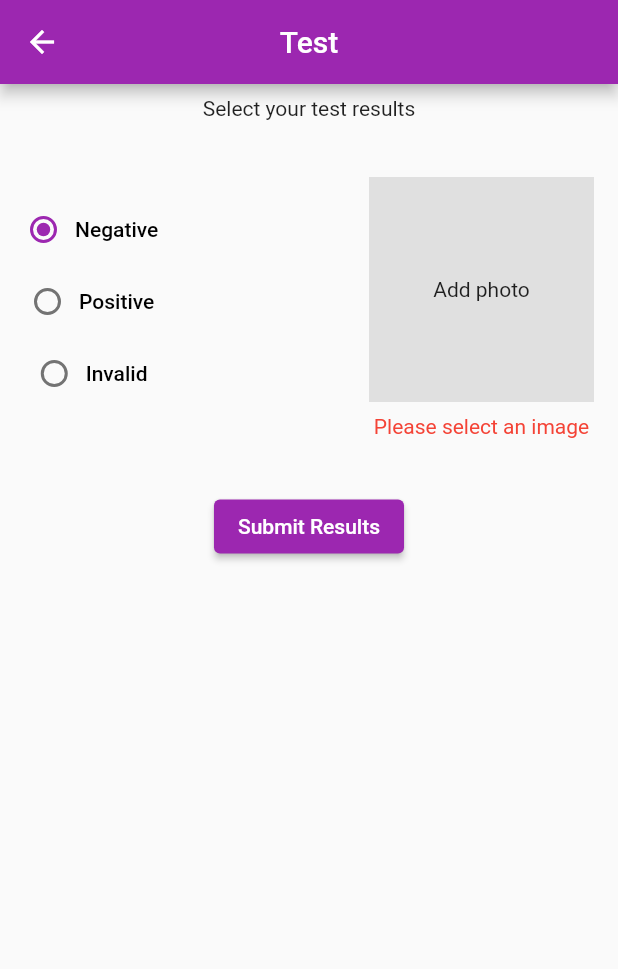
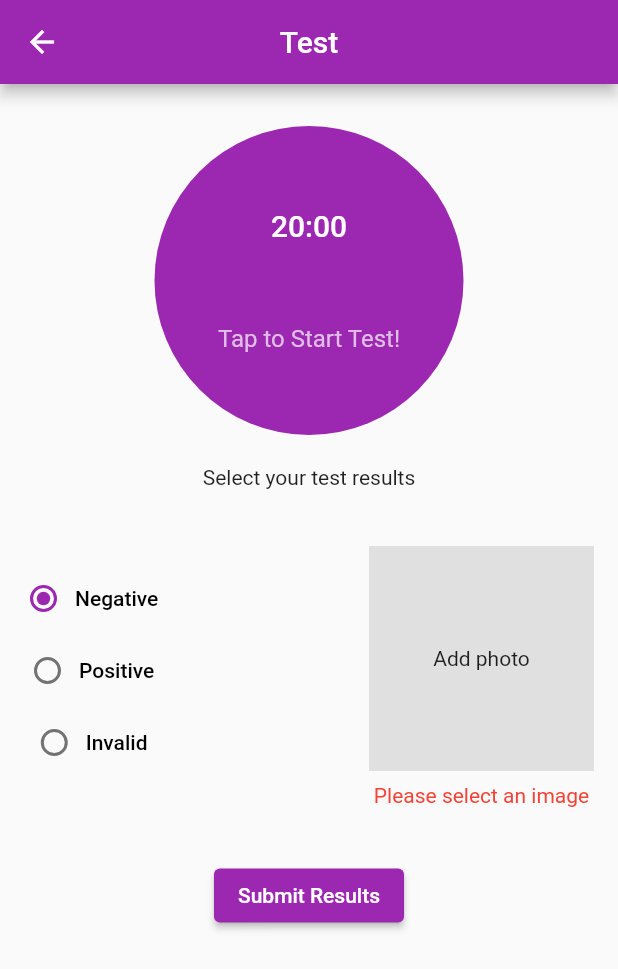
Before and after one commit to CharlesMuchogo/Smart_Test, a Flutter app: the TestPage screen opened directly, after a tap on "Submit Results", on a phone screen of 412 x 824 dp. Shown: the top 969 px of the screen. Run offline on Flutter 3.47's test engine with Material 2 defaults, Android fonts, the phone set to English and light mode, and no system bars; our stand-ins replace chewie, dio, equatable, firebase_core, firebase_storage, flutter_bloc and 5 more; accounts and stored records are empty.

Commit message:
Added timer to test page

```diff
--- a/lib/Presentation/testpage.dart
+++ b/lib/Presentation/testpage.dart
@@ -1,5 +1,6 @@
 // ignore_for_file: prefer_const_constructors
 
+import 'dart:async';
 import 'dart:io';
 
 import 'package:firebase_storage/firebase_storage.dart';
@@ -144,6 +145,42 @@ class _TestPageState extends State<TestPage> {
     }
   }
 
+  int _secondsRemaining = 1200; // 20 minutes in seconds
+  bool _isRunning = false;
+  Timer? _timer;
+
+
+  void _startTimer() {
+    if (!_isRunning) {
+      _isRunning = true;
+      _timer = Timer.periodic(Duration(seconds: 1), (timer) {
+        if (_secondsRemaining > 0) {
+          setState(() {
+            _secondsRemaining--;
+          });
+        } else {
+          _stopTimer();
+        }
+      });
+    }else {
+      _stopTimer();
+    }
+  }
+  @override
+  void dispose() {
+    _timer?.cancel();
+    super.dispose();
+  }
+
+  void _stopTimer() {
+    setState(() {
+      _timer?.cancel();
+      _secondsRemaining = 1200;
+      _isRunning = false;
+    });
+  }
+
+
   @override
   Widget build(BuildContext context) {
     return Scaffold(
@@ -159,6 +196,23 @@ class _TestPageState extends State<TestPage> {
             child: Column(
               mainAxisAlignment: MainAxisAlignment.start,
               children: [
+                Padding(
+                  padding: const EdgeInsets.all(20.0),
+                  child: GestureDetector(
+                    onTap: _startTimer,
+                    child: CircleAvatar(
+                      backgroundColor: Colors.purple,
+                        radius: MediaQuery.of(context).size.width * 0.25 * MediaQuery.textScaleFactorOf(context),
+                        child: Column(
+                          mainAxisAlignment: MainAxisAlignment.spaceEvenly,
+                          children: [
+                            Text('${_secondsRemaining ~/ 60}:${(_secondsRemaining % 60).toString().padLeft(2, '0')}',style: Theme.of(context).textTheme.titleLarge!.copyWith(color: Colors.white,),),
+                            Text(_isRunning ? "Tap to finish test!" : "Tap to Start Test!")
+                          ],
+                        ),),
+                  ),
+                ),
+
                 Column(
                   children: [
                     Center(child: Text("Select your test results"),),
@@ -349,6 +403,7 @@ class _TestPageState extends State<TestPage> {
                                   showPartnerError = false;
                                 });
                               }
+                              _stopTimer();
                               resultsBloc.add(UploadResults(context: context, results: individualTestType , partnerResults: widget.couples? partnerTestType :"N/A", image: imageUrl, partnerImage:  widget.couples? partnerImageUrl :"N/A"));
                             }, child: Text("Submit Results"),),
                         ),
```
